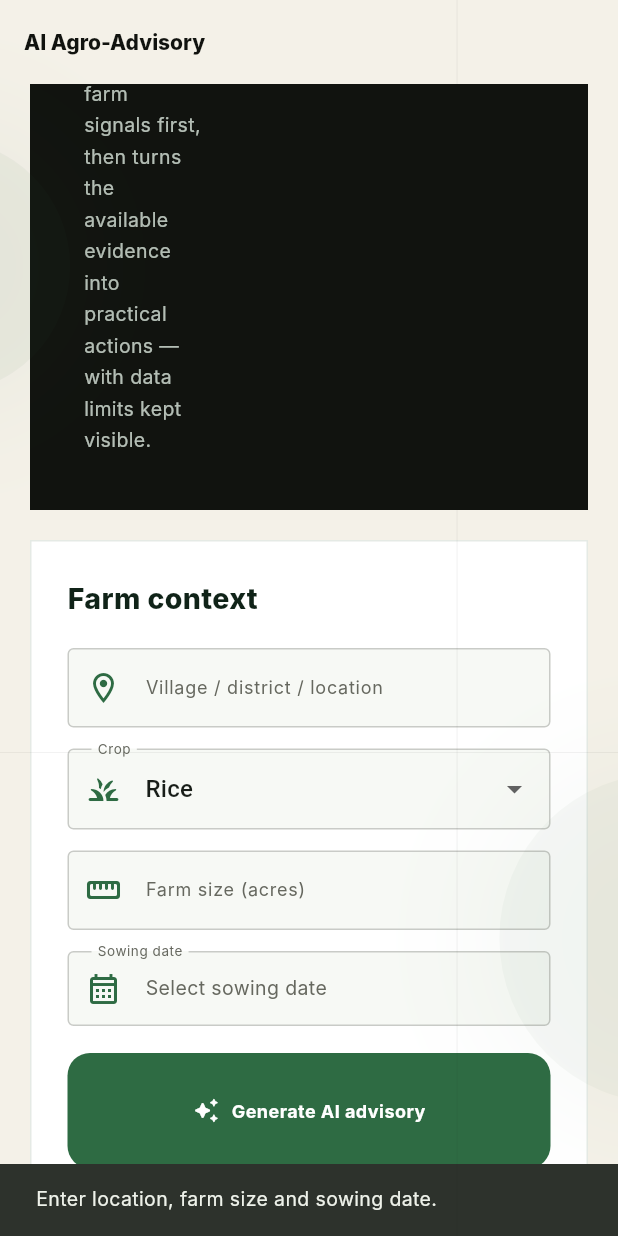
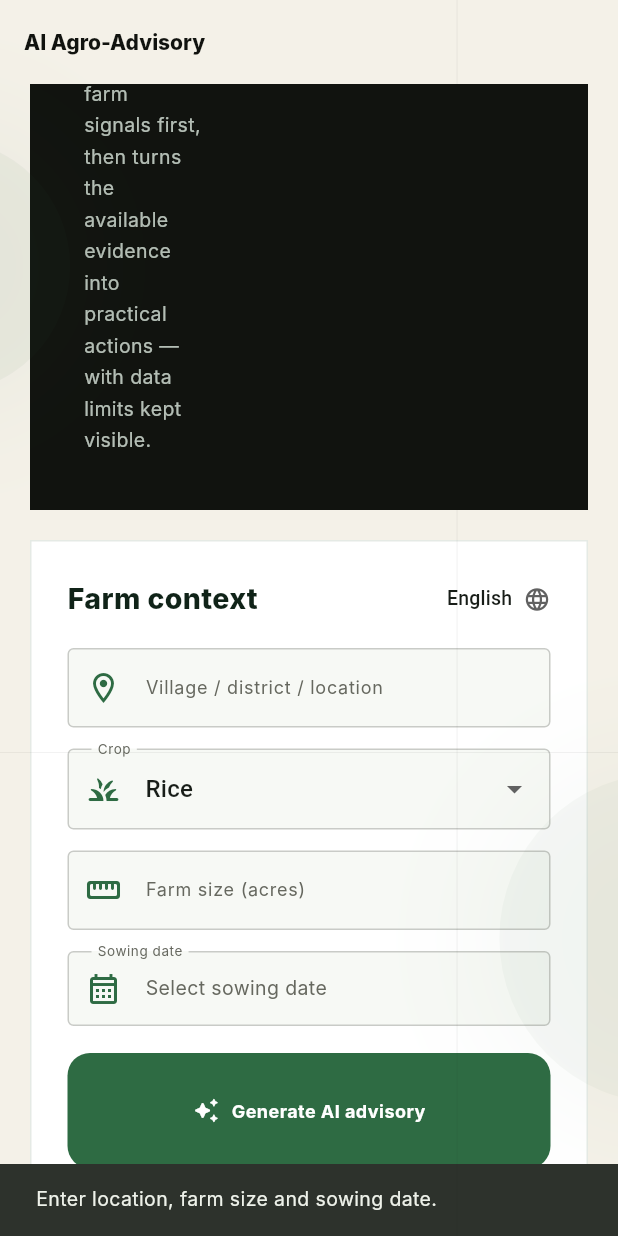
Before and after one commit to esakki-2008/agrin-ai, a Flutter app: the AiAdvisoryPage screen opened by its route, scrolled down 779 dp, after a tap on "Generate AI advisory", on a phone screen of 412 x 824 dp. Run offline on Flutter 3.47's test engine with Material 3 defaults, Android fonts, the phone set to English and light mode, and no system bars; drawn by our look-alikes of flutter_animate; our stand-ins replace flutter_tts, go_router, image_picker, speech_to_text; accounts and stored records are empty; Roboto replaces fonts that are missing (Inter).

Commit message:
Add multilingual AI advisory selection

```diff
--- a/lib/features/ai_advisory/ai_advisory_page.dart
+++ b/lib/features/ai_advisory/ai_advisory_page.dart
@@ -5,6 +5,9 @@ import '../../services/soil_service.dart';
 import '../../services/satellite_service.dart';
 import '../../services/advisory_service.dart';
 import '../../theme/agri_n_design.dart';
+import '../../l10n/language_picker.dart';
+import '../../l10n/language_controller.dart';
+import '../../l10n/app_language.dart';
 
 class AiAdvisoryPage extends StatefulWidget {
   const AiAdvisoryPage({super.key});
@@ -16,6 +19,8 @@ class _AiAdvisoryPageState extends State<AiAdvisoryPage> {
   final location=TextEditingController(), acres=TextEditingController();
   String crop='Rice'; DateTime? sowingDate; bool loading=false;
   AdvisoryData? advisory; String? error;
+  String responseLanguage='English';
+  @override void initState(){super.initState(); responseLanguage=languageController.language.aiName;}
   @override void dispose(){location.dispose();acres.dispose();super.dispose();}
 
   Future<void> pickDate() async {
@@ -34,7 +39,7 @@ class _AiAdvisoryPageState extends State<AiAdvisoryPage> {
       final s=await SoilService().fetch(latitude:w.latitude,longitude:w.longitude);
       SatelliteData? sat;
       try { sat=await SatelliteService().fetch(latitude:w.latitude,longitude:w.longitude); } catch (_) {}
-      final a=await AdvisoryService().fetch(location:location.text.trim(),crop:crop,farmSizeAcres:size,sowingDate:sowingDate!,weather:w,soil:s,satellite:sat);
+      final a=await AdvisoryService().fetch(location:location.text.trim(),crop:crop,farmSizeAcres:size,sowingDate:sowingDate!,weather:w,soil:s,satellite:sat,responseLanguage:responseLanguage);
       if(mounted)setState(()=>advisory=a);
     } catch(e) { if(mounted)setState(()=>error=e.toString().replaceFirst('Exception: ','')); }
     if(mounted)setState(()=>loading=false);
@@ -69,7 +74,10 @@ class _AiAdvisoryPageState extends State<AiAdvisoryPage> {
       padding: const EdgeInsets.all(24),
       decoration: BoxDecoration(color: Colors.white, borderRadius: BorderRadius.zero, border: Border.all(color: const Color(0xFFE5EAE5))),
       child: Column(crossAxisAlignment: CrossAxisAlignment.start, children: [
-        const Text('Farm context', style: TextStyle(fontSize: 19, fontWeight: FontWeight.w800, color: dark)),
+        Row(children: [
+          const Expanded(child: Text('Farm context', style: TextStyle(fontSize: 19, fontWeight: FontWeight.w800, color: dark))),
+          LanguagePicker(compact:true,onChanged:(language){setState(() => responseLanguage=language.aiName);}),
+        ]),
         const SizedBox(height: 18),
         TextField(controller: location, decoration: dec('Village / district / location', Icons.location_on_outlined)).animate().fadeIn(delay: 100.ms, duration: 400.ms).slideX(begin: -.03, end: 0),
         const SizedBox(height: 14),
```
